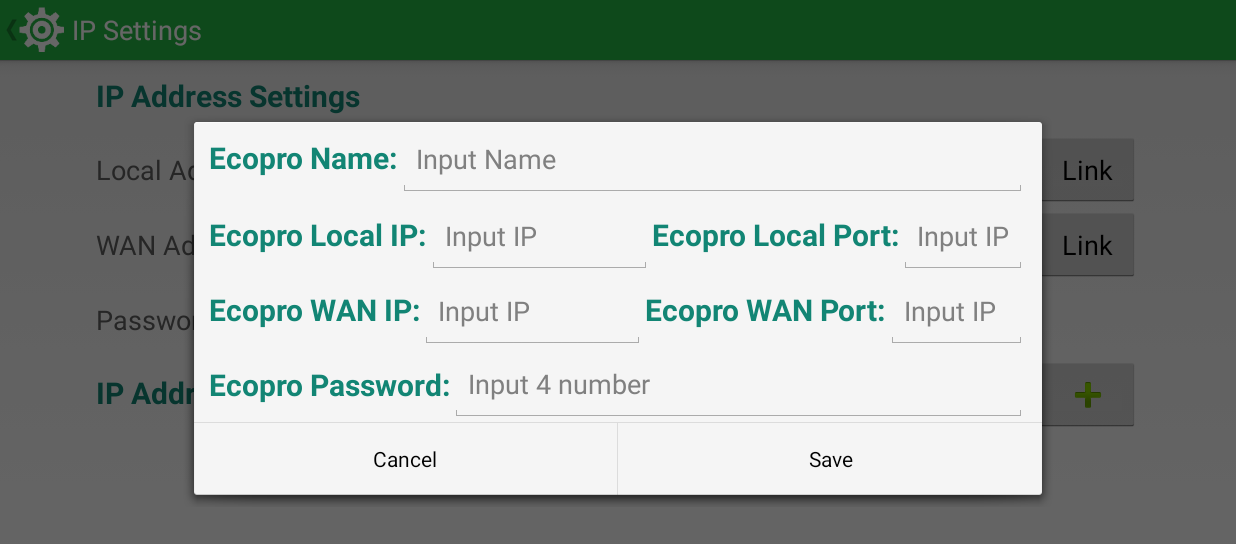
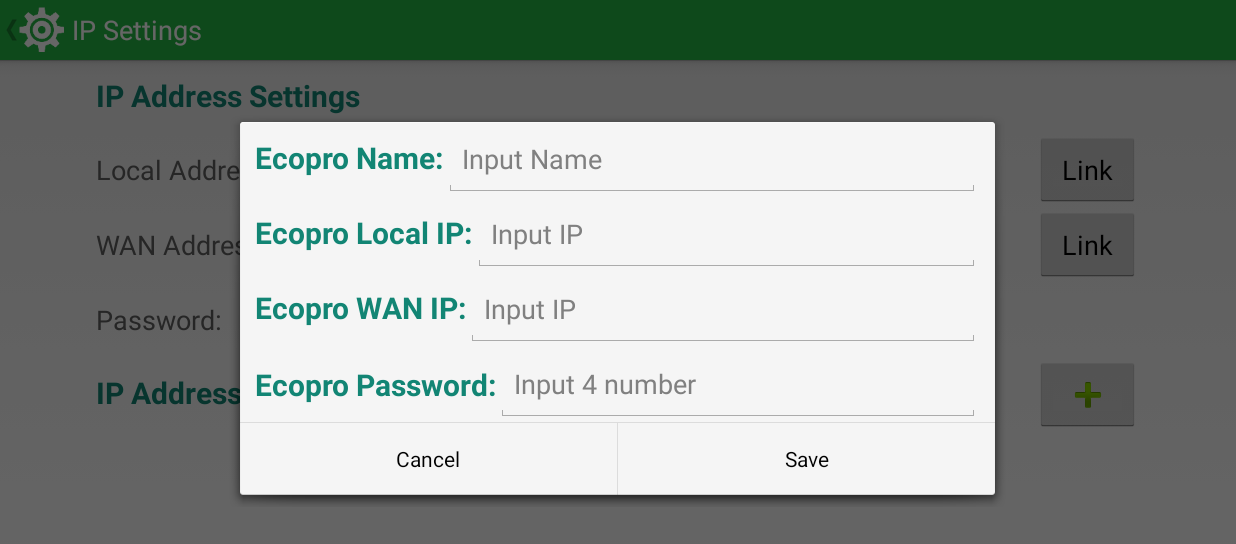
Before and after one commit to pml1988/EcoproTools, an Android app: the IpSettingsActivity screen opened directly, with no data from a screen before it, after a tap on an icon or button, on a phone screen of 824 x 412 dp (held sideways). Shown: the top 544 px of the screen. Run offline under Robolectric (Android 15) with nearby library versions, the light colour scheme and no system bars.

Commit message:
2016-05-19-10-30

```diff
--- a/app/src/main/res/layout/dialog_fragment_edit.xml
+++ b/app/src/main/res/layout/dialog_fragment_edit.xml
@@ -37,23 +37,10 @@
 
         <EditText
             android:id="@+id/dialogFragmentEdit_editTextIpAddress"
-            android:layout_width="150dp"
+            android:layout_width="match_parent"
             android:layout_height="@dimen/activitySettings_textViewTitle_layoutHeight"
             android:hint="Input IP"/>
 
-        <TextView
-            style="@style/MySettingsBigTitle"
-            android:id="@+id/textView7"
-            android:text="Ecopro Local Port:"
-            android:layout_width="wrap_content"
-            android:layout_height="@dimen/activitySettings_textViewTitle_layoutHeight" />
-
-        <EditText
-            android:id="@+id/editText"
-            android:layout_width="match_parent"
-            android:layout_height="@dimen/activitySettings_textViewTitle_layoutHeight"
-            android:hint="Input IP"
-            android:inputType="number" />
     </LinearLayout>
 
     <LinearLayout
@@ -70,23 +57,10 @@
 
         <EditText
             android:id="@+id/dialogFragmentEdit_editTextIpAddress_Wan"
-            android:layout_width="150dp"
+            android:layout_width="match_parent"
             android:layout_height="@dimen/activitySettings_textViewTitle_layoutHeight"
             android:hint="Input IP" />
 
-        <TextView
-            style="@style/MySettingsBigTitle"
-            android:id="@+id/textView8"
-            android:text="Ecopro WAN Port:"
-            android:layout_width="wrap_content"
-            android:layout_height="@dimen/activitySettings_textViewTitle_layoutHeight" />
-
-        <EditText
-            android:id="@+id/editText2"
-            android:layout_width="match_parent"
-            android:layout_height="@dimen/activitySettings_textViewTitle_layoutHeight"
-            android:hint="Input IP"
-            android:inputType="number" />
     </LinearLayout>
 
     <LinearLayout
```
Also changed, not shown: app/src/main/java/com/anteya/ecoprotools/IpSettingsActivity.java (+8 -3 lines), app/src/main/java/com/anteya/ecoprotools/LanScanActivity.java (+13 -13 lines), app/src/main/java/com/anteya/ecoprotools/MainActivity.java (+29 -55 lines), app/src/main/java/com/anteya/ecoprotools/WifiSettingsActivity.java (+26 -18 lines), app/src/main/java/com/anteya/ecoprotools/fragment/EditDialogFragment.java (+11 -0 lines), app/src/main/java/com/anteya/ecoprotools/object/DataControl.java (+36 -1 lines), app/src/main/java/com/anteya/ecoprotools/object/EcoproConnector.java (+6 -5 lines), 2 other files.
